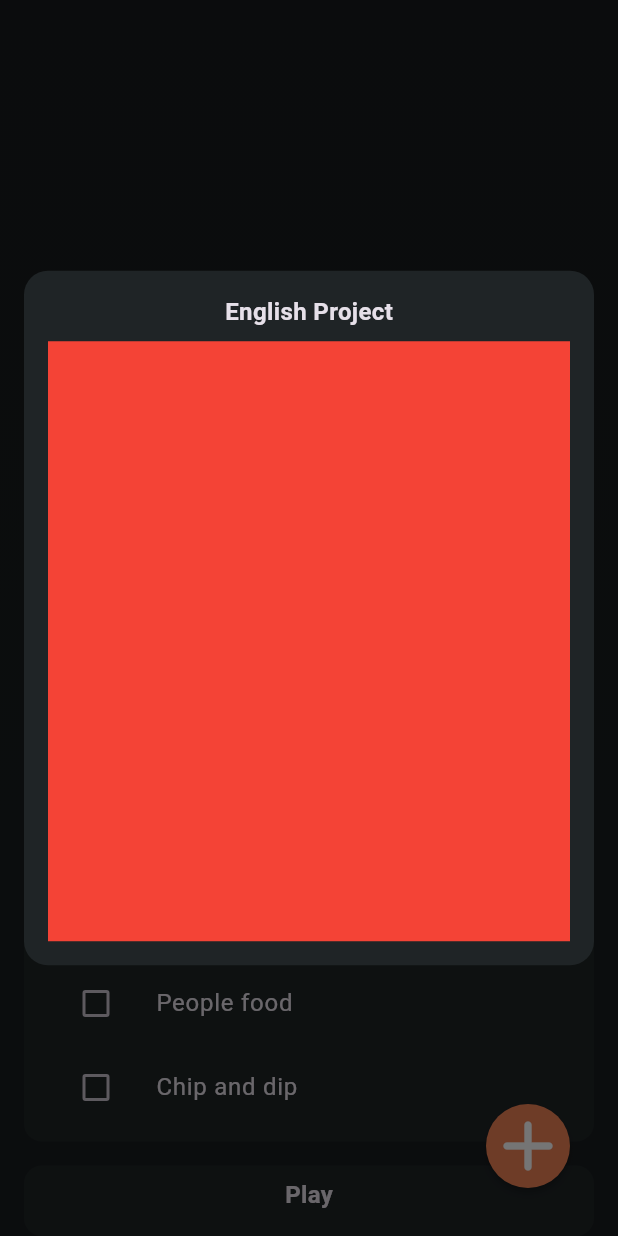
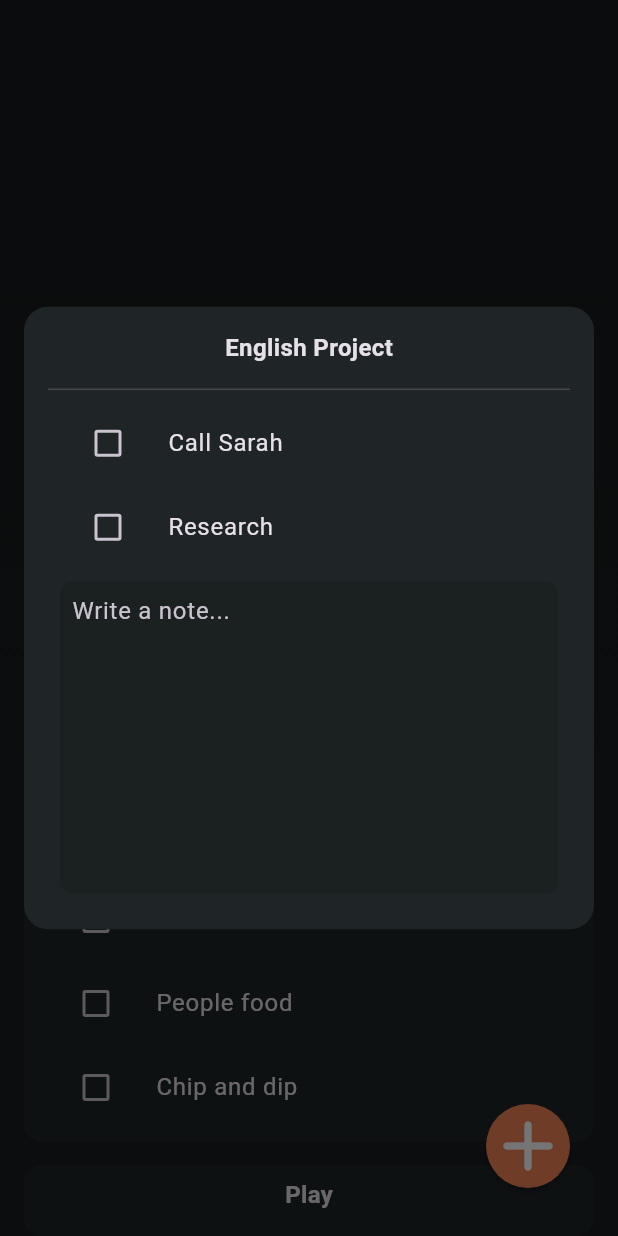
Before and after one commit to ahmedabdelrahmanalghwalbi/awsome_animated_navigated_popups_with_flutter, a Flutter app: the screen it shows after launch, after a tap on "English Project", on a phone screen of 412 x 824 dp. Run offline on Flutter 3.47's test engine with Material 3 defaults, Android fonts, the phone set to English and light mode, and no system bars.

Commit message:
#example

```diff
--- a/lib/add_todo_button.dart
+++ b/lib/add_todo_button.dart
@@ -4,6 +4,8 @@ import 'custom_rect_tween.dart';
 import 'hero_dialog_route.dart';
 
 class AddTodoButton extends StatelessWidget {
+  const AddTodoButton({Key? key}) : super(key: key);
+
   @override
   Widget build(BuildContext context) {
     return Padding(
@@ -11,7 +13,7 @@ class AddTodoButton extends StatelessWidget {
       child: GestureDetector(
         onTap: () {
           Navigator.of(context).push(HeroDialogRoute(builder: (context) {
-            return _AddTodoPopupCard();
+            return const _AddTodoPopupCard();
           }));
         },
         child: Hero(
@@ -38,6 +40,8 @@ class AddTodoButton extends StatelessWidget {
 const String _heroAddTodo = 'add-todo-hero';
 
 class _AddTodoPopupCard extends StatelessWidget {
+  const _AddTodoPopupCard({Key? key}) : super(key: key);
+
   @override
   Widget build(BuildContext context) {
     return Center(
@@ -82,7 +86,7 @@ class _AddTodoPopupCard extends StatelessWidget {
                       color: Colors.white,
                       thickness: 0.2,
                     ),
-                    ElevatedButton(
+                    TextButton(
                       onPressed: () {},
                       child: const Text('Add'),
                     ),
--- a/lib/custom_rect_tween.dart
+++ b/lib/custom_rect_tween.dart
@@ -1,5 +1,4 @@
 import 'dart:ui';
-
 import 'package:flutter/widgets.dart';
 
 class CustomRectTween extends RectTween {
--- a/lib/fake_data.dart
+++ b/lib/fake_data.dart
@@ -11,23 +11,23 @@ final fakeData = [
       description: 'Research',
     ),
   ]),
-  Todo(
+  const Todo(
     id: 'todo-tag-2',
     description: 'Homework',
   ),
-  Todo(
+  const Todo(
     id: 'todo-tag-3',
     description: 'Like this video',
   ),
-  Todo(
+  const Todo(
     id: 'todo-tag-4',
     description: 'Subscribe',
   ),
-  Todo(
+  const Todo(
     id: 'todo-tag-5',
     description: 'Learn Riverpod',
   ),
-  Todo(
+  const Todo(
     id: 'todo-tag-6',
     description: 'Sell Amway products',
   ),
@@ -45,7 +45,7 @@ final fakeData = [
       description: 'Chip and dip',
     ),
   ]),
-  Todo(
+  const Todo(
     id: 'todo-tag-8',
     description: 'Play',
   ),
--- a/lib/main.dart
+++ b/lib/main.dart
@@ -6,19 +6,25 @@ import 'add_todo_button.dart';
 import 'custom_rect_tween.dart';
 import 'hero_dialog_route.dart';
 
-void main() => runApp(MyApp());
+void main() => runApp(const MyApp());
 
 class MyApp extends StatelessWidget {
+  const MyApp();
+
   @override
   Widget build(BuildContext context) {
     return MaterialApp(
       theme: ThemeData.dark(),
-      home: Home(),
+      home: const Home(),
     );
   }
 }
 
 class Home extends StatelessWidget {
+  const Home({
+    Key? key,
+  }) : super(key: key);
+
   @override
   Widget build(BuildContext context) {
     return Scaffold(
@@ -42,7 +48,7 @@ class Home extends StatelessWidget {
               todos: fakeData,
             ),
           ),
-          Align(
+          const Align(
             alignment: Alignment.bottomRight,
             child: AddTodoButton(),
           )
@@ -53,10 +59,12 @@ class Home extends StatelessWidget {
 }
 
 class _TodoListContent extends StatelessWidget {
+  const _TodoListContent({
+    Key? key,
+    required this.todos,
+  }) : super(key: key);
+
   final List<Todo> todos;
-  const _TodoListContent({
-    required this.todos,
-  });
 
   @override
   Widget build(BuildContext context) {
@@ -72,10 +80,12 @@ class _TodoListContent extends StatelessWidget {
 }
 
 class _TodoCard extends StatelessWidget {
+  const _TodoCard({
+    Key? key,
+    required this.todo,
+  }) : super(key: key);
+
   final Todo todo;
-  const _TodoCard({
-    required this.todo,
-  });
 
   @override
   Widget build(BuildContext context) {
@@ -109,7 +119,7 @@ class _TodoCard extends StatelessWidget {
                   ),
                   if (todo.items != null) ...[
                     const Divider(),
-                    _TodoItemsBox(items: todo.items!),
+                    _TodoItemsBox(items: todo.items ?? []),
                   ]
                 ],
               ),
@@ -122,10 +132,12 @@ class _TodoCard extends StatelessWidget {
 }
 
 class _TodoTitle extends StatelessWidget {
+  const _TodoTitle({
+    Key? key,
+    required this.title,
+  }) : super(key: key);
+
   final String title;
-  const _TodoTitle({
-    required this.title,
-  });
 
   @override
   Widget build(BuildContext context) {
@@ -137,7 +149,7 @@ class _TodoTitle extends StatelessWidget {
 }
 
 class _TodoPopupCard extends StatelessWidget {
-  const _TodoPopupCard({required this.todo});
+  const _TodoPopupCard({Key? key, required this.todo}) : super(key: key);
   final Todo todo;
 
   @override
@@ -163,11 +175,25 @@ class _TodoPopupCard extends StatelessWidget {
                     const SizedBox(
                       height: 8,
                     ),
+                    if (todo.items != null) ...[
+                      const Divider(),
+                      _TodoItemsBox(items: todo.items ?? []),
+                    ],
                     Container(
-                      width: 400,
-                      height: 400,
-                      color: Colors.red,
-                    )
+                      margin: const EdgeInsets.all(8),
+                      decoration: BoxDecoration(
+                        color: Colors.black12,
+                        borderRadius: BorderRadius.circular(8),
+                      ),
+                      child: const TextField(
+                        maxLines: 8,
+                        cursorColor: Colors.white,
+                        decoration: InputDecoration(
+                            contentPadding: EdgeInsets.all(8),
+                            hintText: 'Write a note...',
+                            border: InputBorder.none),
+                      ),
+                    ),
                   ],
                 ),
               ),
@@ -181,8 +207,9 @@ class _TodoPopupCard extends StatelessWidget {
 
 class _TodoItemsBox extends StatelessWidget {
   const _TodoItemsBox({
+    Key? key,
     required this.items,
-  });
+  }) : super(key: key);
 
   final List<Item> items;
 
@@ -198,8 +225,9 @@ class _TodoItemsBox extends StatelessWidget {
 
 class _TodoItemTile extends StatefulWidget {
   const _TodoItemTile({
+    Key? key,
     required this.item,
-  });
+  }) : super(key: key);
 
   final Item item;
 
@@ -208,15 +236,17 @@ class _TodoItemTile extends StatefulWidget {
 }
 
 class _TodoItemTileState extends State<_TodoItemTile> {
+  void _onChanged(bool? val) {
+    setState(() {
+      widget.item.completed = val!;
+    });
+  }
+
   @override
   Widget build(BuildContext context) {
     return ListTile(
       leading: Checkbox(
-        onChanged: (val) {
-          setState(() {
-            widget.item.completed = val!;
-          });
-        },
+        onChanged: _onChanged,
         value: widget.item.completed,
       ),
       title: Text(widget.item.description),
--- a/lib/models.dart
+++ b/lib/models.dart
@@ -4,6 +4,7 @@ class Todo {
     required this.description,
     this.items,
   });
+
   final String id;
   final String description;
   final List<Item>? items;
```
Also changed, not shown: lib/hero_dialog_route.dart (+7 -0 lines), lib/styles.dart (+0 -8 lines), pubspec.lock, 14 other files.
